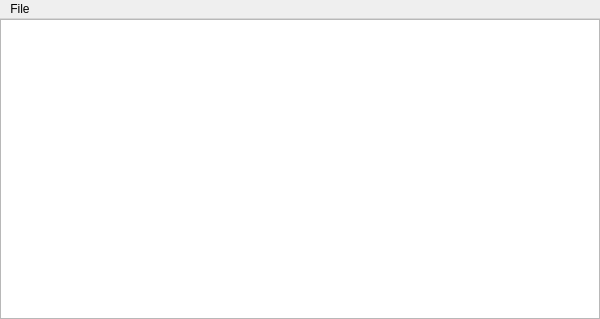
Above: mainwindow.ui from BenDoan/BenPad before the change. Below: the same form after it.
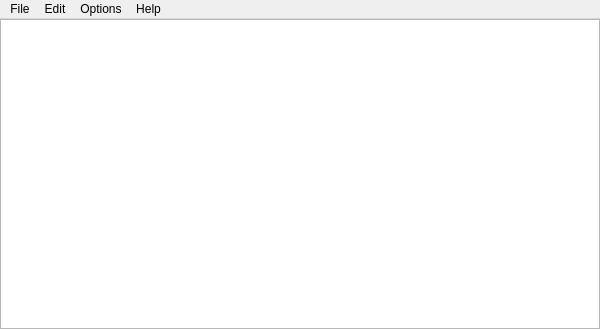
That is the form after the change.

Diff of the .ui file:
```diff
--- a/mainwindow.ui
+++ b/mainwindow.ui
@@ -6,8 +6,8 @@
    <rect>
     <x>0</x>
     <y>0</y>
-    <width>400</width>
-    <height>300</height>
+    <width>600</width>
+    <height>329</height>
    </rect>
   </property>
   <property name="windowTitle">
@@ -46,7 +46,7 @@
       </property>
       <property name="minimumSize">
        <size>
-        <width>401</width>
+        <width>400</width>
         <height>281</height>
        </size>
       </property>
@@ -59,7 +59,7 @@
     <rect>
      <x>0</x>
      <y>0</y>
-     <width>400</width>
+     <width>600</width>
      <height>23</height>
     </rect>
    </property>
@@ -70,8 +70,31 @@
     <addaction name="actionNew_File"/>
     <addaction name="actionOpen"/>
     <addaction name="actionSave"/>
+    <addaction name="actionSave_As"/>
+   </widget>
+   <widget class="QMenu" name="menuEdit">
+    <property name="title">
+     <string>Edit</string>
+    </property>
+    <addaction name="actionCopy"/>
+    <addaction name="actionPaste"/>
+   </widget>
+   <widget class="QMenu" name="menuOptions">
+    <property name="title">
+     <string>Options</string>
+    </property>
+    <addaction name="actionSettings"/>
+   </widget>
+   <widget class="QMenu" name="menuHelp">
+    <property name="title">
+     <string>Help</string>
+    </property>
+    <addaction name="actionAbout"/>
    </widget>
    <addaction name="menuFile"/>
+   <addaction name="menuEdit"/>
+   <addaction name="menuOptions"/>
+   <addaction name="menuHelp"/>
   </widget>
   <action name="actionOpen">
    <property name="text">
```
Left out of the diff: 27 changed lines with no effect on the pictures.
